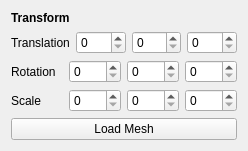
Old version of the form OpenGLExercise/transformwidget.ui in the repository dafral/Advanced-Graphic-Production.
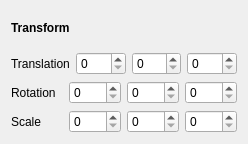
New version of the form.

Diff of the .ui file:
```diff
--- a/OpenGLExercise/transformwidget.ui
+++ b/OpenGLExercise/transformwidget.ui
@@ -7,7 +7,7 @@
     <x>0</x>
     <y>0</y>
     <width>248</width>
-    <height>115</height>
+    <height>144</height>
    </rect>
   </property>
   <property name="windowTitle">
@@ -81,13 +81,6 @@
      </item>
     </layout>
    </item>
-   <item>
-    <widget class="QPushButton" name="loadMeshButton">
-     <property name="text">
-      <string>Load Mesh</string>
-     </property>
-    </widget>
-   </item>
   </layout>
  </widget>
  <resources/>
```
